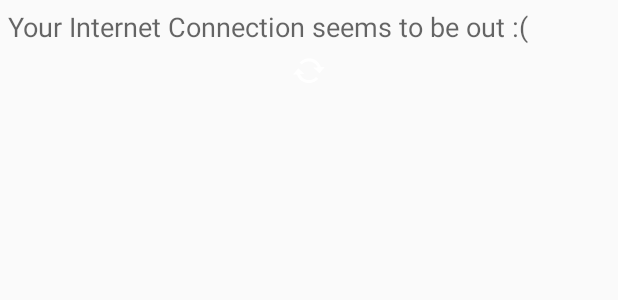
After one commit to turik99/news-app, an Android app: the layout no_internet.xml on its own in the app's theme, with its tools: preview values and no code run, on a phone screen of 412 x 824 dp. The commit adds this screen. Shown: the top 300 px of the screen. Run offline under Robolectric (Android 15) with nearby library versions, the phone set to English and light mode, and no system bars.

Commit message:
Added a no internet owrkign splash screen

```diff
--- a/app/src/main/java/zaba/constituent/RedditCustomList.java
+++ b/app/src/main/java/zaba/constituent/RedditCustomList.java
@@ -30,12 +30,14 @@ public class RedditCustomList extends ArrayAdapter<String> {
 
     }
     @Override
-    public int getCount() {
+    public int getCount()
+    {
         return newsArticles.size();
     }
 
     @NonNull
-    public View getView(int position, View rowView, ViewGroup parent) {
+    public View getView(int position, View rowView, ViewGroup parent)
+    {
 
         LayoutInflater inflater = context.getLayoutInflater();
 
--- a/app/src/main/java/zaba/constituent/TwitterFragment.java
+++ b/app/src/main/java/zaba/constituent/TwitterFragment.java
@@ -5,9 +5,6 @@ import android.support.v4.app.Fragment;
 import android.view.LayoutInflater;
 import android.view.View;
 import android.view.ViewGroup;
-
-
-
 
 public class TwitterFragment extends Fragment {
 
--- /dev/null
+++ b/app/src/main/res/layout/no_internet.xml
@@ -0,0 +1,20 @@
+<?xml version="1.0" encoding="utf-8"?>
+<LinearLayout xmlns:android="http://schemas.android.com/apk/res/android"
+    xmlns:app="http://schemas.android.com/apk/res-auto"
+    android:orientation="vertical" android:layout_width="match_parent"
+    android:layout_height="match_parent">
+
+    <TextView
+        android:padding="5dp"
+        android:id="@+id/textView"
+        android:layout_width="match_parent"
+        android:layout_height="wrap_content"
+        android:text="Your Internet Connection seems to be out :( "
+        android:textAppearance="@style/TextAppearance.AppCompat.Medium" />
+
+    <ImageView
+        android:id="@+id/imageView"
+        android:layout_width="match_parent"
+        android:layout_height="wrap_content"
+        app:srcCompat="@android:drawable/stat_notify_sync" />
+</LinearLayout>
--- a/app/src/main/res/values/colors.xml
+++ b/app/src/main/res/values/colors.xml
@@ -1,6 +1,6 @@
 <?xml version="1.0" encoding="utf-8"?>
 <resources>
-    <color name="colorPrimary">#3F51B5</color>
-    <color name="colorPrimaryDark">#303F9F</color>
-    <color name="colorAccent">#FF4081</color>
+    <color name="colorPrimary">#2196f3</color>
+    <color name="colorPrimaryDark">#1976d2</color>
+    <color name="colorAccent">#ff5252</color>
 </resources>
```
Also changed, not shown: app/src/main/java/zaba/constituent/CustomList.java (+22 -24 lines), app/src/main/java/zaba/constituent/NewsFragment.java (+25 -15 lines), app/src/main/java/zaba/constituent/RedditFragment.java (+54 -14 lines), app/src/main/java/zaba/constituent/WireFragment.java (+25 -0 lines), app/src/main/res/layout/fragment_reddit.xml (+8 -2 lines), app/src/main/res/layout/list_single.xml (+7 -7 lines), app/src/main/res/layout/reddit_list_single.xml (+3 -9 lines), app/src/main/res/drawable/breitbart.png.
